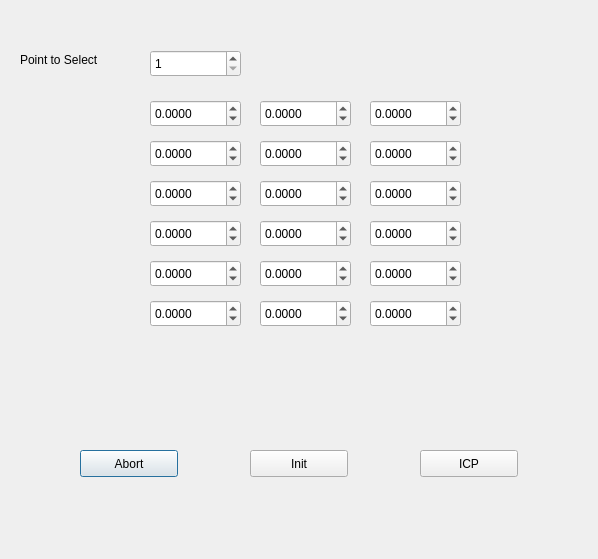
Old version of the form src/gui/allign_dialog.ui in the repository SimpleTree/simpleTree.
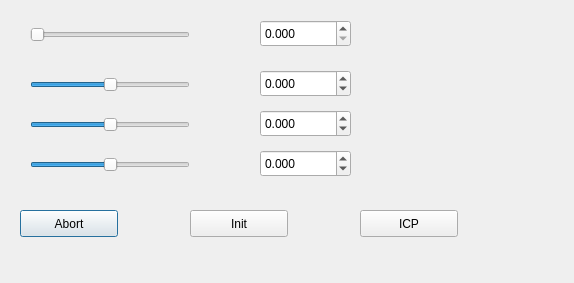
New version of the form.

The edit to the form file:
```diff
--- a/src/gui/allign_dialog.ui
+++ b/src/gui/allign_dialog.ui
@@ -6,443 +6,18 @@
    <rect>
     <x>0</x>
     <y>0</y>
-    <width>598</width>
-    <height>559</height>
+    <width>574</width>
+    <height>283</height>
    </rect>
   </property>
   <property name="windowTitle">
    <string>Dialog</string>
   </property>
-  <widget class="QDoubleSpinBox" name="x1">
-   <property name="geometry">
-    <rect>
-     <x>150</x>
-     <y>100</y>
-     <width>91</width>
-     <height>27</height>
-    </rect>
-   </property>
-   <property name="decimals">
-    <number>4</number>
-   </property>
-   <property name="minimum">
-    <double>-100.000000000000000</double>
-   </property>
-   <property name="maximum">
-    <double>100.000000000000000</double>
-   </property>
-   <property name="singleStep">
-    <double>0.001000000000000</double>
-   </property>
-  </widget>
-  <widget class="QSpinBox" name="spinBox">
-   <property name="geometry">
-    <rect>
-     <x>150</x>
-     <y>50</y>
-     <width>91</width>
-     <height>27</height>
-    </rect>
-   </property>
-   <property name="minimum">
-    <number>1</number>
-   </property>
-   <property name="maximum">
-    <number>6</number>
-   </property>
-  </widget>
-  <widget class="QDoubleSpinBox" name="y1">
-   <property name="geometry">
-    <rect>
-     <x>260</x>
-     <y>100</y>
-     <width>91</width>
-     <height>27</height>
-    </rect>
-   </property>
-   <property name="decimals">
-    <number>4</number>
-   </property>
-   <property name="minimum">
-    <double>-100.000000000000000</double>
-   </property>
-   <property name="maximum">
-    <double>100.000000000000000</double>
-   </property>
-   <property name="singleStep">
-    <double>0.001000000000000</double>
-   </property>
-  </widget>
-  <widget class="QDoubleSpinBox" name="z1">
-   <property name="geometry">
-    <rect>
-     <x>370</x>
-     <y>100</y>
-     <width>91</width>
-     <height>27</height>
-    </rect>
-   </property>
-   <property name="decimals">
-    <number>4</number>
-   </property>
-   <property name="minimum">
-    <double>-100.000000000000000</double>
-   </property>
-   <property name="maximum">
-    <double>100.000000000000000</double>
-   </property>
-   <property name="singleStep">
-    <double>0.001000000000000</double>
-   </property>
-  </widget>
-  <widget class="QLabel" name="label">
-   <property name="geometry">
-    <rect>
-     <x>20</x>
-     <y>50</y>
-     <width>101</width>
-     <height>20</height>
-    </rect>
-   </property>
-   <property name="text">
-    <string>Point to Select</string>
-   </property>
-  </widget>
-  <widget class="QDoubleSpinBox" name="x2">
-   <property name="geometry">
-    <rect>
-     <x>150</x>
-     <y>140</y>
-     <width>91</width>
-     <height>27</height>
-    </rect>
-   </property>
-   <property name="decimals">
-    <number>4</number>
-   </property>
-   <property name="minimum">
-    <double>-100.000000000000000</double>
-   </property>
-   <property name="maximum">
-    <double>100.000000000000000</double>
-   </property>
-   <property name="singleStep">
-    <double>0.001000000000000</double>
-   </property>
-  </widget>
-  <widget class="QDoubleSpinBox" name="y2">
-   <property name="geometry">
-    <rect>
-     <x>260</x>
-     <y>140</y>
-     <width>91</width>
-     <height>27</height>
-    </rect>
-   </property>
-   <property name="decimals">
-    <number>4</number>
-   </property>
-   <property name="minimum">
-    <double>-100.000000000000000</double>
-   </property>
-   <property name="maximum">
-    <double>100.000000000000000</double>
-   </property>
-   <property name="singleStep">
-    <double>0.001000000000000</double>
-   </property>
-  </widget>
-  <widget class="QDoubleSpinBox" name="z2">
-   <property name="geometry">
-    <rect>
-     <x>370</x>
-     <y>140</y>
-     <width>91</width>
-     <height>27</height>
-    </rect>
-   </property>
-   <property name="decimals">
-    <number>4</number>
-   </property>
-   <property name="minimum">
-    <double>-100.000000000000000</double>
-   </property>
-   <property name="maximum">
-    <double>100.000000000000000</double>
-   </property>
-   <property name="singleStep">
-    <double>0.001000000000000</double>
-   </property>
-  </widget>
-  <widget class="QDoubleSpinBox" name="x3">
-   <property name="geometry">
-    <rect>
-     <x>150</x>
-     <y>180</y>
-     <width>91</width>
-     <height>27</height>
-    </rect>
-   </property>
-   <property name="decimals">
-    <number>4</number>
-   </property>
-   <property name="minimum">
-    <double>-100.000000000000000</double>
-   </property>
-   <property name="maximum">
-    <double>100.000000000000000</double>
-   </property>
-   <property name="singleStep">
-    <double>0.001000000000000</double>
-   </property>
-  </widget>
-  <widget class="QDoubleSpinBox" name="y3">
-   <property name="geometry">
-    <rect>
-     <x>260</x>
-     <y>180</y>
-     <width>91</width>
-     <height>27</height>
-    </rect>
-   </property>
-   <property name="decimals">
-    <number>4</number>
-   </property>
-   <property name="minimum">
-    <double>-100.000000000000000</double>
-   </property>
-   <property name="maximum">
-    <double>100.000000000000000</double>
-   </property>
-   <property name="singleStep">
-    <double>0.001000000000000</double>
-   </property>
-  </widget>
-  <widget class="QDoubleSpinBox" name="z3">
-   <property name="geometry">
-    <rect>
-     <x>370</x>
-     <y>180</y>
-     <width>91</width>
-     <height>27</height>
-    </rect>
-   </property>
-   <property name="decimals">
-    <number>4</number>
-   </property>
-   <property name="minimum">
-    <double>-100.000000000000000</double>
-   </property>
-   <property name="maximum">
-    <double>100.000000000000000</double>
-   </property>
-   <property name="singleStep">
-    <double>0.001000000000000</double>
-   </property>
-  </widget>
-  <widget class="QDoubleSpinBox" name="x4">
-   <property name="geometry">
-    <rect>
-     <x>150</x>
-     <y>220</y>
-     <width>91</width>
-     <height>27</height>
-    </rect>
-   </property>
-   <property name="decimals">
-    <number>4</number>
-   </property>
-   <property name="minimum">
-    <double>-100.000000000000000</double>
-   </property>
-   <property name="maximum">
-    <double>100.000000000000000</double>
-   </property>
-   <property name="singleStep">
-    <double>0.001000000000000</double>
-   </property>
-  </widget>
-  <widget class="QDoubleSpinBox" name="y4">
-   <property name="geometry">
-    <rect>
-     <x>260</x>
-     <y>220</y>
-     <width>91</width>
-     <height>27</height>
-    </rect>
-   </property>
-   <property name="decimals">
-    <number>4</number>
-   </property>
-   <property name="minimum">
-    <double>-100.000000000000000</double>
-   </property>
-   <property name="maximum">
-    <double>100.000000000000000</double>
-   </property>
-   <property name="singleStep">
-    <double>0.001000000000000</double>
-   </property>
-  </widget>
-  <widget class="QDoubleSpinBox" name="z4">
-   <property name="geometry">
-    <rect>
-     <x>370</x>
-     <y>220</y>
-     <width>91</width>
-     <height>27</height>
-    </rect>
-   </property>
-   <property name="decimals">
-    <number>4</number>
-   </property>
-   <property name="minimum">
-    <double>-100.000000000000000</double>
-   </property>
-   <property name="maximum">
-    <double>100.000000000000000</double>
-   </property>
-   <property name="singleStep">
-    <double>0.001000000000000</double>
-   </property>
-  </widget>
-  <widget class="QDoubleSpinBox" name="x5">
-   <property name="geometry">
-    <rect>
-     <x>150</x>
-     <y>260</y>
-     <width>91</width>
-     <height>27</height>
-    </rect>
-   </property>
-   <property name="decimals">
-    <number>4</number>
-   </property>
-   <property name="minimum">
-    <double>-100.000000000000000</double>
-   </property>
-   <property name="maximum">
-    <double>100.000000000000000</double>
-   </property>
-   <property name="singleStep">
-    <double>0.001000000000000</double>
-   </property>
-  </widget>
-  <widget class="QDoubleSpinBox" name="y5">
-   <property name="geometry">
-    <rect>
-     <x>260</x>
-     <y>260</y>
-     <width>91</width>
-     <height>27</height>
-    </rect>
-   </property>
-   <property name="decimals">
-    <number>4</number>
-   </property>
-   <property name="minimum">
-    <double>-100.000000000000000</double>
-   </property>
-   <property name="maximum">
-    <double>100.000000000000000</double>
-   </property>
-   <property name="singleStep">
-    <double>0.001000000000000</double>
-   </property>
-  </widget>
-  <widget class="QDoubleSpinBox" name="z5">
-   <property name="geometry">
-    <rect>
-     <x>370</x>
-     <y>260</y>
-     <width>91</width>
-     <height>27</height>
-    </rect>
-   </property>
-   <property name="decimals">
-    <number>4</number>
-   </property>
-   <property name="minimum">
-    <double>-100.000000000000000</double>
-   </property>
-   <property name="maximum">
-    <double>100.000000000000000</double>
-   </property>
-   <property name="singleStep">
-    <double>0.001000000000000</double>
-   </property>
-  </widget>
-  <widget class="QDoubleSpinBox" name="x6">
-   <property name="geometry">
-    <rect>
-     <x>150</x>
-     <y>300</y>
-     <width>91</width>
-     <height>27</height>
-    </rect>
-   </property>
-   <property name="decimals">
-    <number>4</number>
-   </property>
-   <property name="minimum">
-    <double>-100.000000000000000</double>
-   </property>
-   <property name="maximum">
-    <double>100.000000000000000</double>
-   </property>
-   <property name="singleStep">
-    <double>0.001000000000000</double>
-   </property>
-  </widget>
-  <widget class="QDoubleSpinBox" name="y6">
-   <property name="geometry">
-    <rect>
-     <x>260</x>
-     <y>300</y>
-     <width>91</width>
-     <height>27</height>
-    </rect>
-   </property>
-   <property name="decimals">
-    <number>4</number>
-   </property>
-   <property name="minimum">
-    <double>-100.000000000000000</double>
-   </property>
-   <property name="maximum">
-    <double>100.000000000000000</double>
-   </property>
-   <property name="singleStep">
-    <double>0.001000000000000</double>
-   </property>
-  </widget>
-  <widget class="QDoubleSpinBox" name="z6">
-   <property name="geometry">
-    <rect>
-     <x>370</x>
-     <y>300</y>
-     <width>91</width>
-     <height>27</height>
-    </rect>
-   </property>
-   <property name="decimals">
-    <number>4</number>
-   </property>
-   <property name="minimum">
-    <double>-100.000000000000000</double>
-   </property>
-   <property name="maximum">
-    <double>100.000000000000000</double>
-   </property>
-   <property name="singleStep">
-    <double>0.001000000000000</double>
-   </property>
-  </widget>
   <widget class="QPushButton" name="abort_button">
    <property name="geometry">
     <rect>
-     <x>80</x>
-     <y>450</y>
+     <x>20</x>
+     <y>210</y>
      <width>98</width>
      <height>27</height>
     </rect>
@@ -454,8 +29,8 @@
   <widget class="QPushButton" name="init_button">
    <property name="geometry">
     <rect>
-     <x>250</x>
-     <y>450</y>
+     <x>190</x>
+     <y>210</y>
      <width>98</width>
      <height>27</height>
     </rect>
@@ -467,8 +42,8 @@
   <widget class="QPushButton" name="pushButton">
    <property name="geometry">
     <rect>
-     <x>420</x>
-     <y>450</y>
+     <x>360</x>
+     <y>210</y>
      <width>98</width>
      <height>27</height>
     </rect>
@@ -477,6 +52,167 @@
     <string>ICP</string>
    </property>
   </widget>
+  <widget class="QSlider" name="z">
+   <property name="geometry">
+    <rect>
+     <x>30</x>
+     <y>150</y>
+     <width>160</width>
+     <height>29</height>
+    </rect>
+   </property>
+   <property name="minimum">
+    <number>-1000</number>
+   </property>
+   <property name="maximum">
+    <number>1000</number>
+   </property>
+   <property name="orientation">
+    <enum>Qt::Horizontal</enum>
+   </property>
+  </widget>
+  <widget class="QSlider" name="rotate">
+   <property name="geometry">
+    <rect>
+     <x>30</x>
+     <y>20</y>
+     <width>160</width>
+     <height>29</height>
+    </rect>
+   </property>
+   <property name="maximum">
+    <number>3599</number>
+   </property>
+   <property name="orientation">
+    <enum>Qt::Horizontal</enum>
+   </property>
+  </widget>
+  <widget class="QSlider" name="x">
+   <property name="geometry">
+    <rect>
+     <x>30</x>
+     <y>70</y>
+     <width>160</width>
+     <height>29</height>
+    </rect>
+   </property>
+   <property name="minimum">
+    <number>-1000</number>
+   </property>
+   <property name="maximum">
+    <number>1000</number>
+   </property>
+   <property name="orientation">
+    <enum>Qt::Horizontal</enum>
+   </property>
+  </widget>
+  <widget class="QSlider" name="y">
+   <property name="geometry">
+    <rect>
+     <x>30</x>
+     <y>110</y>
+     <width>160</width>
+     <height>29</height>
+    </rect>
+   </property>
+   <property name="minimum">
+    <number>-1000</number>
+   </property>
+   <property name="maximum">
+    <number>1000</number>
+   </property>
+   <property name="orientation">
+    <enum>Qt::Horizontal</enum>
+   </property>
+  </widget>
+  <widget class="QDoubleSpinBox" name="rotate_2">
+   <property name="geometry">
+    <rect>
+     <x>260</x>
+     <y>20</y>
+     <width>91</width>
+     <height>27</height>
+    </rect>
+   </property>
+   <property name="decimals">
+    <number>3</number>
+   </property>
+   <property name="minimum">
+    <double>0.000000000000000</double>
+   </property>
+   <property name="maximum">
+    <double>359.899999999999977</double>
+   </property>
+   <property name="singleStep">
+    <double>0.100000000000000</double>
+   </property>
+  </widget>
+  <widget class="QDoubleSpinBox" name="x_2">
+   <property name="geometry">
+    <rect>
+     <x>260</x>
+     <y>70</y>
+     <width>91</width>
+     <height>27</height>
+    </rect>
+   </property>
+   <property name="decimals">
+    <number>3</number>
+   </property>
+   <property name="minimum">
+    <double>-1.000000000000000</double>
+   </property>
+   <property name="maximum">
+    <double>1.000000000000000</double>
+   </property>
+   <property name="singleStep">
+    <double>0.001000000000000</double>
+   </property>
+  </widget>
+  <widget class="QDoubleSpinBox" name="y_2">
+   <property name="geometry">
+    <rect>
+     <x>260</x>
+     <y>110</y>
+     <width>91</width>
+     <height>27</height>
+    </rect>
+   </property>
+   <property name="decimals">
+    <number>3</number>
+   </property>
+   <property name="minimum">
+    <double>-1.000000000000000</double>
+   </property>
+   <property name="maximum">
+    <double>1.000000000000000</double>
+   </property>
+   <property name="singleStep">
+    <double>0.001000000000000</double>
+   </property>
+  </widget>
+  <widget class="QDoubleSpinBox" name="z_2">
+   <property name="geometry">
+    <rect>
+     <x>260</x>
+     <y>150</y>
+     <width>91</width>
+     <height>27</height>
+    </rect>
+   </property>
+   <property name="decimals">
+    <number>3</number>
+   </property>
+   <property name="minimum">
+    <double>-1.000000000000000</double>
+   </property>
+   <property name="maximum">
+    <double>1.000000000000000</double>
+   </property>
+   <property name="singleStep">
+    <double>0.100000000000000</double>
+   </property>
+  </widget>
  </widget>
  <resources/>
  <connections/>
```
